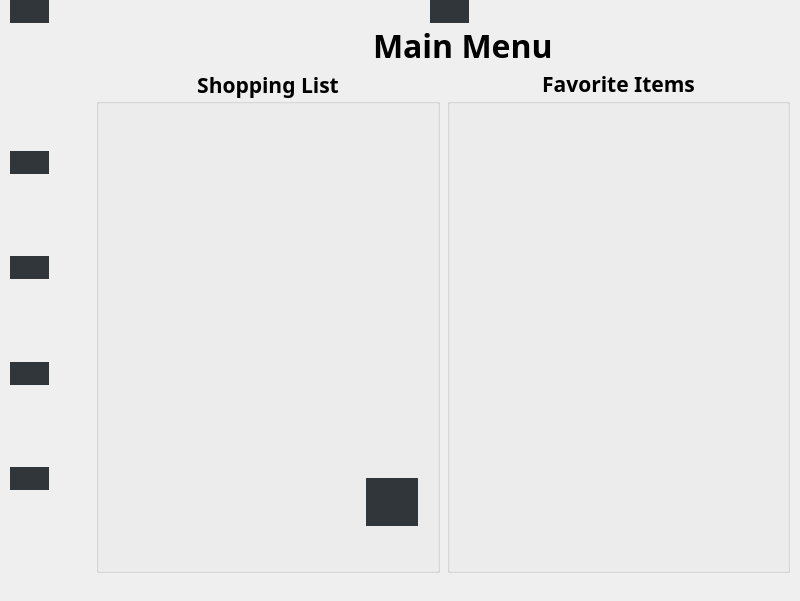
Qt form mainWindow.ui (addisonElliott/SmartShopTouchScreen) before a commit.
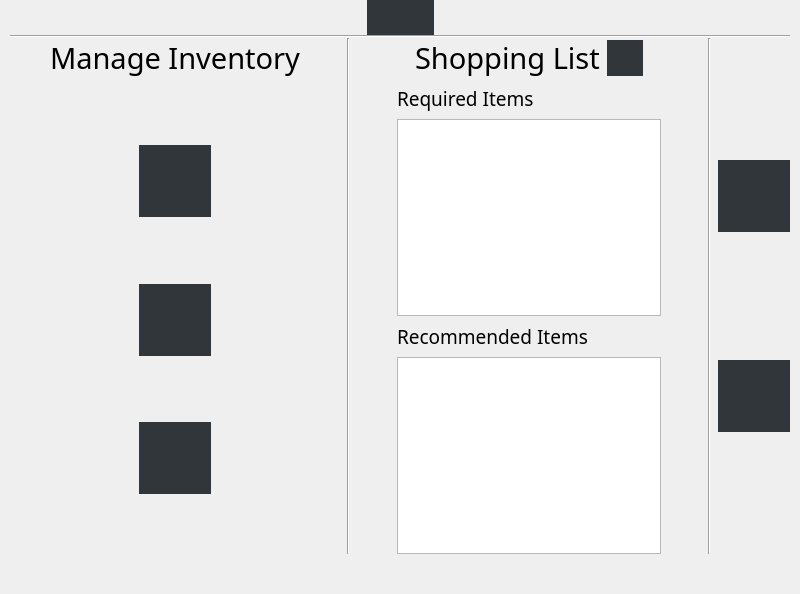
The same form after that commit. Icons and pictures are not drawn.

Commit message: Another Layout Change Removed "Inventory View" from Home Screen

```diff
--- a/mainWindow.ui
+++ b/mainWindow.ui
@@ -10,7 +10,7 @@
     <x>0</x>
     <y>0</y>
     <width>800</width>
-    <height>601</height>
+    <height>594</height>
    </rect>
   </property>
   <property name="sizePolicy">
@@ -22,7 +22,9 @@
   <property name="font">
    <font>
     <family>Cronus Round</family>
-    <pointsize>12</pointsize>
+    <pointsize>19</pointsize>
+    <weight>75</weight>
+    <bold>true</bold>
    </font>
   </property>
   <property name="contextMenuPolicy">
@@ -63,21 +65,13 @@
     <property name="spacing">
      <number>0</number>
     </property>
-    <item row="1" column="0">
+    <item row="0" column="0">
      <layout class="QGridLayout" name="gridLayout_2">
-      <property name="leftMargin">
-       <number>0</number>
+      <property name="sizeConstraint">
+       <enum>QLayout::SetMinimumSize</enum>
       </property>
-      <property name="topMargin">
-       <number>0</number>
-      </property>
-      <item row="1" column="0">
-       <layout class="QHBoxLayout" name="horizontalLayout_2">
-        <property name="spacing">
-         <number>6</number>
-        </property>
         <property name="leftMargin">
-         <number>135</number>
+       <number>10</number>
         </property>
         <property name="topMargin">
          <number>0</number>
@@ -85,8 +79,8 @@
         <property name="rightMargin">
          <number>10</number>
         </property>
-        <item>
-         <spacer name="horizontalSpacer">
+      <item row="0" column="2">
+       <spacer name="horizontalSpacer_5">
           <property name="orientation">
            <enum>Qt::Horizontal</enum>
           </property>
@@ -98,29 +92,41 @@
           </property>
          </spacer>
         </item>
-        <item>
-         <widget class="QLabel" name="label">
+      <item row="0" column="1">
+       <widget class="QPushButton" name="TopSSLogo">
           <property name="sizePolicy">
-           <sizepolicy hsizetype="Preferred" vsizetype="Preferred">
+         <sizepolicy hsizetype="Fixed" vsizetype="Maximum">
             <horstretch>0</horstretch>
             <verstretch>0</verstretch>
            </sizepolicy>
           </property>
-          <property name="font">
-           <font>
-            <family>Cronus Round</family>
-            <pointsize>24</pointsize>
-            <weight>75</weight>
-            <bold>true</bold>
-           </font>
+        <property name="styleSheet">
+         <string notr="true">background-color: #31363B;
+border: 0;</string>
           </property>
           <property name="text">
-           <string>Main Menu</string>
+         <string/>
+        </property>
+        <property name="icon">
+         <iconset resource="Resource_BY.qrc">
+          <normaloff>:/Icons/Icons/SSLogo_No_Background.png</normaloff>:/Icons/Icons/SSLogo_No_Background.png</iconset>
+        </property>
+        <property name="iconSize">
+         <size>
+          <width>256</width>
+          <height>64</height>
+         </size>
+        </property>
+        <property name="checkable">
+         <bool>false</bool>
+        </property>
+        <property name="checked">
+         <bool>false</bool>
           </property>
          </widget>
         </item>
-        <item>
-         <spacer name="horizontalSpacer_2">
+      <item row="0" column="0">
+       <spacer name="horizontalSpacer_4">
           <property name="orientation">
            <enum>Qt::Horizontal</enum>
           </property>
@@ -132,12 +138,17 @@
           </property>
          </spacer>
         </item>
-       </layout>
+      <item row="1" column="0" colspan="3">
+       <widget class="Line" name="line_3">
+        <property name="orientation">
+         <enum>Qt::Horizontal</enum>
+        </property>
+       </widget>
       </item>
      </layout>
     </item>
-    <item row="2" column="0">
-     <layout class="QHBoxLayout" name="horizontalLayout" stretch="0,0,3,3">
+    <item row="1" column="0">
+     <layout class="QHBoxLayout" name="horizontalLayout" stretch="0,5,0,0,0,5,0,0,0">
       <property name="spacing">
        <number>7</number>
       </property>
@@ -153,16 +164,59 @@
       <property name="bottomMargin">
        <number>0</number>
       </property>
+      <item>
+       <spacer name="horizontalSpacer_2">
+        <property name="orientation">
+         <enum>Qt::Horizontal</enum>
+        </property>
+        <property name="sizeHint" stdset="0">
+         <size>
+          <width>40</width>
+          <height>20</height>
+         </size>
+        </property>
+       </spacer>
+      </item>
       <item>
        <layout class="QVBoxLayout" name="verticalLayout">
-        <property name="spacing">
+        <item>
+         <layout class="QHBoxLayout" name="horizontalLayout_2">
+          <property name="topMargin">
          <number>0</number>
         </property>
-        <property name="sizeConstraint">
-         <enum>QLayout::SetNoConstraint</enum>
-        </property>
+          <item>
+           <widget class="QLabel" name="label">
+            <property name="sizePolicy">
+             <sizepolicy hsizetype="Maximum" vsizetype="Maximum">
+              <horstretch>0</horstretch>
+              <verstretch>0</verstretch>
+             </sizepolicy>
+            </property>
+            <property name="font">
+             <font>
+              <family>Cronus Round</family>
+              <pointsize>22</pointsize>
+              <weight>50</weight>
+              <bold>false</bold>
+             </font>
+            </property>
+            <property name="frameShape">
+             <enum>QFrame::NoFrame</enum>
+            </property>
+            <property name="text">
+             <string>Manage Inventory</string>
+            </property>
+           </widget>
+          </item>
+         </layout>
+        </item>
         <item>
-         <spacer name="verticalSpacer">
+         <layout class="QVBoxLayout" name="verticalLayout_5">
+          <property name="topMargin">
+           <number>0</number>
+          </property>
+          <item>
+           <spacer name="verticalSpacer_6">
           <property name="orientation">
            <enum>Qt::Vertical</enum>
           </property>
@@ -175,12 +229,23 @@
          </spacer>
         </item>
         <item>
-         <widget class="QPushButton" name="inOutBtn">
-          <property name="sizePolicy">
-           <sizepolicy hsizetype="Fixed" vsizetype="Fixed">
-            <horstretch>0</horstretch>
-            <verstretch>0</verstretch>
-           </sizepolicy>
+           <layout class="QHBoxLayout" name="horizontalLayout_4">
+            <property name="topMargin">
+             <number>0</number>
+            </property>
+            <item>
+             <widget class="QPushButton" name="PlusMinusButton">
+              <property name="minimumSize">
+               <size>
+                <width>72</width>
+                <height>72</height>
+               </size>
+              </property>
+              <property name="maximumSize">
+               <size>
+                <width>72</width>
+                <height>72</height>
+               </size>
           </property>
           <property name="styleSheet">
            <string notr="true">background-color: #31363B;
@@ -196,20 +261,19 @@
           </property>
           <property name="iconSize">
            <size>
-            <width>64</width>
-            <height>64</height>
+                <width>66</width>
+                <height>66</height>
            </size>
           </property>
           <property name="checkable">
            <bool>true</bool>
           </property>
-          <property name="checked">
-           <bool>true</bool>
-          </property>
-         </widget>
-        </item>
+             </widget>
+            </item>
+           </layout>
+          </item>
         <item>
-         <spacer name="verticalSpacer_5">
+           <spacer name="verticalSpacer_2">
           <property name="orientation">
            <enum>Qt::Vertical</enum>
           </property>
@@ -222,13 +286,30 @@
          </spacer>
         </item>
         <item>
-         <widget class="QPushButton" name="purchaseHistoryBtn_2">
+           <layout class="QHBoxLayout" name="horizontalLayout_7">
+            <property name="topMargin">
+             <number>0</number>
+            </property>
+            <item>
+             <widget class="QPushButton" name="ManualAddButton">
           <property name="sizePolicy">
            <sizepolicy hsizetype="Fixed" vsizetype="Fixed">
             <horstretch>0</horstretch>
             <verstretch>0</verstretch>
            </sizepolicy>
           </property>
+              <property name="minimumSize">
+               <size>
+                <width>72</width>
+                <height>72</height>
+               </size>
+              </property>
+              <property name="maximumSize">
+               <size>
+                <width>72</width>
+                <height>72</height>
+               </size>
+              </property>
           <property name="styleSheet">
            <string notr="true">background-color: #31363B;
 border: 0;</string>
@@ -242,20 +323,69 @@
           </property>
           <property name="iconSize">
            <size>
-            <width>64</width>
-            <height>64</height>
-           </size>
-          </property>
-          <property name="checkable">
-           <bool>false</bool>
-          </property>
-          <property name="checked">
-           <bool>false</bool>
-          </property>
-         </widget>
-        </item>
+                <width>66</width>
+                <height>66</height>
+               </size>
+              </property>
+             </widget>
+            </item>
+           </layout>
+          </item>
+          <item>
+           <spacer name="verticalSpacer_5">
+            <property name="orientation">
+             <enum>Qt::Vertical</enum>
+            </property>
+            <property name="sizeHint" stdset="0">
+             <size>
+              <width>20</width>
+              <height>40</height>
+             </size>
+            </property>
+           </spacer>
+          </item>
+          <item>
+           <layout class="QHBoxLayout" name="horizontalLayout_8">
+            <property name="topMargin">
+             <number>0</number>
+            </property>
+            <item>
+             <widget class="QPushButton" name="ViewInventoryButton">
+              <property name="minimumSize">
+               <size>
+                <width>72</width>
+                <height>72</height>
+               </size>
+              </property>
+              <property name="maximumSize">
+               <size>
+                <width>72</width>
+                <height>72</height>
+               </size>
+              </property>
+              <property name="styleSheet">
+               <string notr="true">background-color: #31363B;
+border: 0;</string>
+              </property>
+              <property name="text">
+               <string/>
+              </property>
+              <property name="icon">
+               <iconset resource="Resource_BY.qrc">
+                <normaloff>:/Icons/Icons/BinocularsIcon_Finished.png</normaloff>:/Icons/Icons/BinocularsIcon_Finished.png</iconset>
+              </property>
+              <property name="iconSize">
+               <size>
+                <width>66</width>
+                <height>66</height>
+               </size>
+              </property>
+             </widget>
+            </item>
+           </layout>
+          </item>
         <item>
-         <spacer name="verticalSpacer_3">
+           <spacer name="verticalSpacer_7">
           <property name="orientation">
            <enum>Qt::Vertical</enum>
           </property>
@@ -267,13 +397,225 @@
           </property>
          </spacer>
         </item>
+         </layout>
+        </item>
+       </layout>
+      </item>
         <item>
-         <widget class="QPushButton" name="purchaseHistoryBtn">
-          <property name="sizePolicy">
-           <sizepolicy hsizetype="Fixed" vsizetype="Fixed">
-            <horstretch>0</horstretch>
-            <verstretch>0</verstretch>
-           </sizepolicy>
+       <spacer name="horizontalSpacer">
+        <property name="orientation">
+         <enum>Qt::Horizontal</enum>
+        </property>
+        <property name="sizeHint" stdset="0">
+         <size>
+          <width>40</width>
+          <height>20</height>
+         </size>
+        </property>
+       </spacer>
+      </item>
+      <item>
+       <widget class="Line" name="line">
+        <property name="orientation">
+         <enum>Qt::Vertical</enum>
+        </property>
+       </widget>
+      </item>
+      <item>
+       <spacer name="horizontalSpacer_6">
+        <property name="orientation">
+         <enum>Qt::Horizontal</enum>
+        </property>
+        <property name="sizeHint" stdset="0">
+         <size>
+          <width>40</width>
+          <height>20</height>
+         </size>
+        </property>
+       </spacer>
+      </item>
+      <item>
+       <layout class="QVBoxLayout" name="verticalLayout_3">
+        <property name="rightMargin">
+         <number>0</number>
+        </property>
+        <item>
+         <layout class="QHBoxLayout" name="horizontalLayout_5">
+          <property name="leftMargin">
+           <number>0</number>
+          </property>
+          <property name="topMargin">
+           <number>0</number>
+          </property>
+          <item>
+           <spacer name="horizontalSpacer_7">
+            <property name="orientation">
+             <enum>Qt::Horizontal</enum>
+            </property>
+            <property name="sizeHint" stdset="0">
+             <size>
+              <width>40</width>
+              <height>20</height>
+             </size>
+            </property>
+           </spacer>
+          </item>
+          <item>
+           <widget class="QLabel" name="label_2">
+            <property name="font">
+             <font>
+              <family>Cronus Round</family>
+              <pointsize>22</pointsize>
+              <weight>50</weight>
+              <bold>false</bold>
+             </font>
+            </property>
+            <property name="text">
+             <string>Shopping List</string>
+            </property>
+           </widget>
+          </item>
+          <item>
+           <widget class="QPushButton" name="EditShopingListButton">
+            <property name="minimumSize">
+             <size>
+              <width>36</width>
+              <height>36</height>
+             </size>
+            </property>
+            <property name="maximumSize">
+             <size>
+              <width>36</width>
+              <height>16777215</height>
+             </size>
+            </property>
+            <property name="styleSheet">
+             <string notr="true">background-color: #31363B;
+border: 0;</string>
+            </property>
+            <property name="text">
+             <string/>
+            </property>
+            <property name="icon">
+             <iconset resource="Resource_BY.qrc">
+              <normaloff>:/Icons/Icons/EditIcon_Finished.png</normaloff>:/Icons/Icons/EditIcon_Finished.png</iconset>
+            </property>
+            <property name="iconSize">
+             <size>
+              <width>32</width>
+              <height>32</height>
+             </size>
+            </property>
+           </widget>
+          </item>
+          <item>
+           <spacer name="horizontalSpacer_3">
+            <property name="orientation">
+             <enum>Qt::Horizontal</enum>
+            </property>
+            <property name="sizeHint" stdset="0">
+             <size>
+              <width>40</width>
+              <height>20</height>
+             </size>
+            </property>
+           </spacer>
+          </item>
+         </layout>
+        </item>
+        <item>
+         <widget class="QLabel" name="label_3">
+          <property name="font">
+           <font>
+            <pointsize>14</pointsize>
+            <weight>50</weight>
+            <bold>false</bold>
+           </font>
+          </property>
+          <property name="text">
+           <string>Required Items</string>
+          </property>
+         </widget>
+        </item>
+        <item>
+         <widget class="QListWidget" name="listWidget_2">
+          <property name="font">
+           <font>
+            <pointsize>19</pointsize>
+           </font>
+          </property>
+         </widget>
+        </item>
+        <item>
+         <widget class="QLabel" name="label_4">
+          <property name="font">
+           <font>
+            <pointsize>14</pointsize>
+            <weight>50</weight>
+            <bold>false</bold>
+           </font>
+          </property>
+          <property name="text">
+           <string>Recommended Items</string>
+          </property>
+         </widget>
+        </item>
+        <item>
+         <widget class="QListWidget" name="listWidget_3"/>
+        </item>
+       </layout>
+      </item>
+      <item>
+       <spacer name="horizontalSpacer_8">
+        <property name="orientation">
+         <enum>Qt::Horizontal</enum>
+        </property>
+        <property name="sizeHint" stdset="0">
+         <size>
+          <width>40</width>
+          <height>20</height>
+         </size>
+        </property>
+       </spacer>
+      </item>
+      <item>
+       <widget class="Line" name="line_2">
+        <property name="orientation">
+         <enum>Qt::Vertical</enum>
+        </property>
+       </widget>
+      </item>
+      <item>
+       <layout class="QVBoxLayout" name="verticalLayout_4">
+        <property name="rightMargin">
+         <number>0</number>
+        </property>
+        <item>
+         <spacer name="verticalSpacer">
+          <property name="orientation">
+           <enum>Qt::Vertical</enum>
+          </property>
+          <property name="sizeHint" stdset="0">
+           <size>
+            <width>20</width>
+            <height>40</height>
+           </size>
+          </property>
+         </spacer>
+        </item>
+        <item>
+         <widget class="QPushButton" name="PurchaseHistButton">
+          <property name="minimumSize">
+           <size>
+            <width>72</width>
+            <height>72</height>
+           </size>
+          </property>
+          <property name="maximumSize">
+           <size>
+            <width>72</width>
+            <height>72</height>
+           </size>
           </property>
           <property name="styleSheet">
            <string notr="true">background-color: #31363B;
@@ -288,16 +630,10 @@
           </property>
           <property name="iconSize">
            <size>
-            <width>64</width>
-            <height>64</height>
+            <width>66</width>
+            <height>66</height>
            </size>
           </property>
-          <property name="checkable">
-           <bool>false</bool>
-          </property>
-          <property name="checked">
-           <bool>false</bool>
-          </property>
          </widget>
         </item>
         <item>
@@ -314,12 +650,18 @@
          </spacer>
         </item>
         <item>
-         <widget class="QPushButton" name="settingsBtn">
-          <property name="sizePolicy">
-           <sizepolicy hsizetype="Fixed" vsizetype="Fixed">
-            <horstretch>0</horstretch>
-            <verstretch>0</verstretch>
-           </sizepolicy>
+         <widget class="QPushButton" name="SettingsButton">
+          <property name="minimumSize">
+           <size>
+            <width>72</width>
+            <height>72</height>
+           </size>
+          </property>
+          <property name="maximumSize">
+           <size>
+            <width>72</width>
+            <height>72</height>
+           </size>
           </property>
           <property name="styleSheet">
            <string notr="true">background-color: #31363B;
@@ -334,20 +676,14 @@
           </property>
           <property name="iconSize">
            <size>
-            <width>64</width>
-            <height>64</height>
+            <width>66</width>
+            <height>66</height>
            </size>
           </property>
-          <property name="checkable">
-           <bool>false</bool>
-          </property>
-          <property name="checked">
-           <bool>false</bool>
-          </property>
          </widget>
         </item>
         <item>
-         <spacer name="verticalSpacer_2">
+         <spacer name="verticalSpacer_3">
           <property name="orientation">
            <enum>Qt::Vertical</enum>
           </property>
@@ -360,225 +696,6 @@
          </spacer>
         </item>
        </layout>
-      </item>
-      <item>
-       <spacer name="horizontalSpacer_3">
-        <property name="orientation">
-         <enum>Qt::Horizontal</enum>
-        </property>
-        <property name="sizeHint" stdset="0">
-         <size>
-          <width>40</width>
-          <height>20</height>
-         </size>
-        </property>
-       </spacer>
-      </item>
-      <item>
-       <widget class="QGroupBox" name="groupBox">
-        <property name="font">
-         <font>
-          <family>Cronus Round</family>
-          <pointsize>16</pointsize>
-          <weight>75</weight>
-          <bold>true</bold>
-         </font>
-        </property>
-        <property name="title">
-         <string>Shopping List</string>
-        </property>
-        <property name="alignment">
-         <set>Qt::AlignCenter</set>
-        </property>
-        <widget class="QPushButton" name="backBtn_2">
-         <property name="geometry">
-          <rect>
-           <x>270</x>
-           <y>410</y>
-           <width>52</width>
-           <height>48</height>
-          </rect>
-         </property>
-         <property name="sizePolicy">
-          <sizepolicy hsizetype="Fixed" vsizetype="Fixed">
-           <horstretch>0</horstretch>
-           <verstretch>0</verstretch>
-          </sizepolicy>
-         </property>
-         <property name="styleSheet">
-          <string notr="true">background-color: #31363B;
-border: 0;</string>
-         </property>
-         <property name="text">
-          <string/>
-         </property>
-         <property name="icon">
-          <iconset resource="Resource_BY.qrc">
-           <normaloff>:/Icons/Icons/EditIcon_Finished.png</normaloff>:/Icons/Icons/EditIcon_Finished.png</iconset>
-         </property>
-         <property name="iconSize">
-          <size>
-           <width>48</width>
-           <height>48</height>
-          </size>
-         </property>
-         <property name="checkable">
-          <bool>false</bool>
-         </property>
-         <property name="checked">
-          <bool>false</bool>
-         </property>
-        </widget>
-       </widget>
-      </item>
-      <item>
-       <widget class="QGroupBox" name="groupBox_2">
-        <property name="font">
-         <font>
-          <family>Cronus Round</family>
-          <pointsize>16</pointsize>
-          <weight>75</weight>
-          <bold>true</bold>
-          <kerning>true</kerning>
-         </font>
-        </property>
-        <property name="title">
-         <string>Favorite Items</string>
-        </property>
-        <property name="alignment">
-         <set>Qt::AlignHCenter|Qt::AlignTop</set>
-        </property>
-        <property name="flat">
-         <bool>false</bool>
-        </property>
-        <property name="checkable">
-         <bool>false</bool>
-        </property>
-       </widget>
-      </item>
-     </layout>
-    </item>
-    <item row="0" column="0">
-     <layout class="QHBoxLayout" name="horizontalLayout_3">
-      <property name="sizeConstraint">
-       <enum>QLayout::SetMinimumSize</enum>
-      </property>
-      <property name="leftMargin">
-       <number>10</number>
-      </property>
-      <property name="topMargin">
-       <number>0</number>
-      </property>
-      <property name="rightMargin">
-       <number>10</number>
-      </property>
-      <item>
-       <widget class="QPushButton" name="backBtn">
-        <property name="sizePolicy">
-         <sizepolicy hsizetype="Fixed" vsizetype="Fixed">
-          <horstretch>0</horstretch>
-          <verstretch>0</verstretch>
-         </sizepolicy>
-        </property>
-        <property name="styleSheet">
-         <string notr="true">background-color: #31363B;
-border: 0;</string>
-        </property>
-        <property name="text">
-         <string/>
-        </property>
-        <property name="icon">
-         <iconset resource="Resource_BY.qrc">
-          <normaloff>:/Icons/Icons/BlueBackIcon_Finished.png</normaloff>:/Icons/Icons/BlueBackIcon_Finished.png</iconset>
-        </property>
-        <property name="iconSize">
-         <size>
-          <width>48</width>
-          <height>48</height>
-         </size>
-        </property>
-        <property name="checkable">
-         <bool>false</bool>
-        </property>
-        <property name="checked">
-         <bool>false</bool>
-        </property>
-       </widget>
-      </item>
-      <item>
-       <spacer name="horizontalSpacer_4">
-        <property name="orientation">
-         <enum>Qt::Horizontal</enum>
-        </property>
-        <property name="sizeHint" stdset="0">
-         <size>
-          <width>40</width>
-          <height>20</height>
-         </size>
-        </property>
-       </spacer>
-      </item>
-      <item>
-       <spacer name="horizontalSpacer_6">
-        <property name="orientation">
-         <enum>Qt::Horizontal</enum>
-        </property>
-        <property name="sizeType">
-         <enum>QSizePolicy::Fixed</enum>
-        </property>
-        <property name="sizeHint" stdset="0">
-         <size>
-          <width>60</width>
-          <height>20</height>
-         </size>
-        </property>
-       </spacer>
-      </item>
-      <item>
-       <widget class="QPushButton" name="homeBtn">
-        <property name="sizePolicy">
-         <sizepolicy hsizetype="Fixed" vsizetype="Maximum">
-          <horstretch>0</horstretch>
-          <verstretch>0</verstretch>
-         </sizepolicy>
-        </property>
-        <property name="styleSheet">
-         <string notr="true">background-color: #31363B;
-border: 0;</string>
-        </property>
-        <property name="text">
-         <string/>
-        </property>
-        <property name="icon">
-         <iconset resource="Resource_BY.qrc">
-          <normaloff>:/Icons/Icons/SSLogo_No_Background.png</normaloff>:/Icons/Icons/SSLogo_No_Background.png</iconset>
-        </property>
-        <property name="iconSize">
-         <size>
-          <width>256</width>
-          <height>64</height>
-         </size>
-        </property>
-        <property name="checkable">
-         <bool>false</bool>
-        </property>
-        <property name="checked">
-         <bool>false</bool>
-        </property>
-       </widget>
-      </item>
-      <item>
-       <spacer name="horizontalSpacer_5">
-        <property name="orientation">
-         <enum>Qt::Horizontal</enum>
-        </property>
-        <property name="sizeHint" stdset="0">
-         <size>
-          <width>40</width>
-          <height>20</height>
-         </size>
-        </property>
-       </spacer>
       </item>
      </layout>
     </item>
```
Left out of the diff: 6 changed lines with no effect on the pictures. Lines whose indentation alone changed are shown as unchanged. The commit also changes 3 other files.
